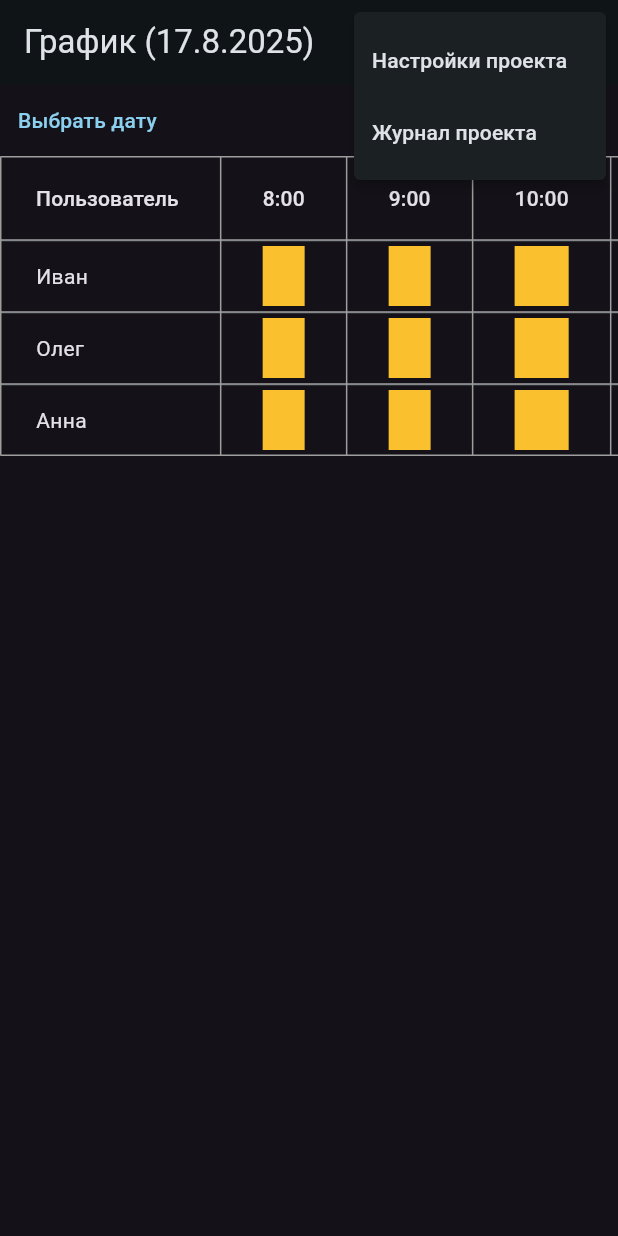
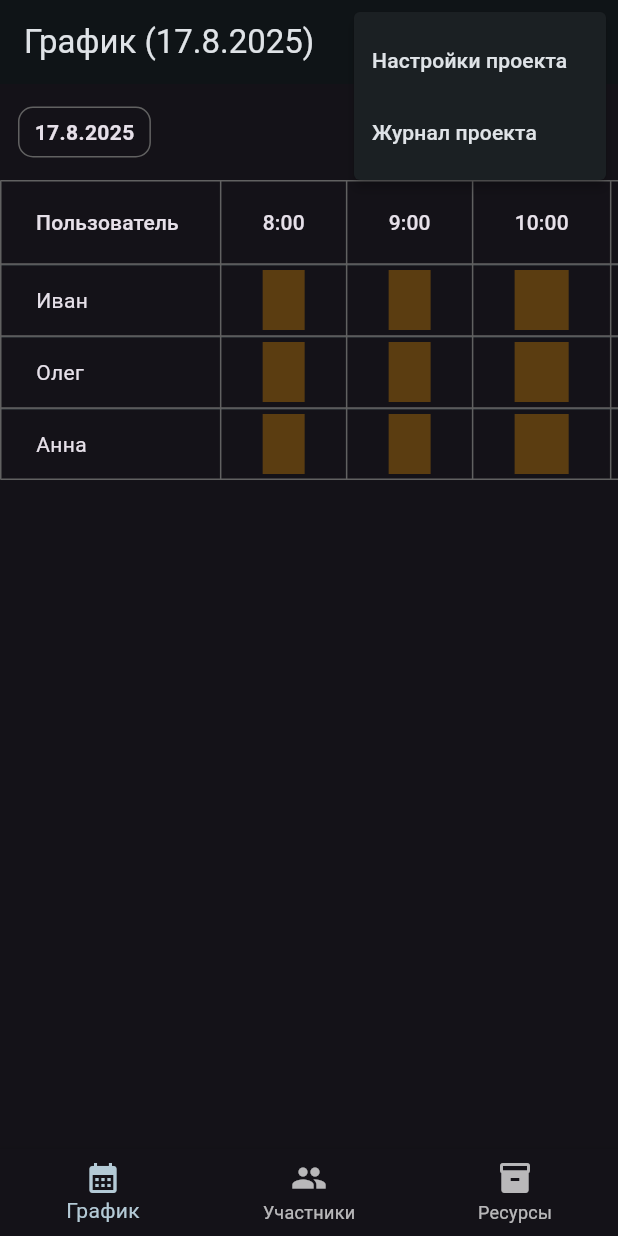
Before and after one commit to waistingyourtime/workgrid-flutter, a Flutter app: the screen it shows after launch, after a tap on the "more vert" icon, on a phone screen of 412 x 824 dp. Run offline on Flutter 3.47's test engine with Material 3 defaults, Android fonts, the phone set to English and light mode, and no system bars; our stand-ins replace shared_preferences.

Commit message:
Update main.dart

```diff
--- a/repo/lib/main.dart
+++ b/repo/lib/main.dart
@@ -1,3 +1,4 @@
+import 'dart:convert';
 import 'package:flutter/material.dart';
 import 'package:shared_preferences/shared_preferences.dart';
 
@@ -44,31 +45,38 @@ class _ScheduleScreenState extends State<ScheduleScreen> {
 
   Future<void> _loadState() async {
     final prefs = await SharedPreferences.getInstance();
-    setState(() {
-      cellStatuses =
-          Map<String, String>.from(prefs.getStringMap("cellStatuses") ?? {});
+    // Статусы ячеек храним одной JSON-строкой
+    final cellsJson = prefs.getString("cellStatuses");
+    if (cellsJson != null && cellsJson.isNotEmpty) {
+      final raw = jsonDecode(cellsJson);
+      if (raw is Map) {
+        cellStatuses = raw.map((k, v) => MapEntry(k.toString(), v.toString()));
+      }
+    }
+    // Журнал — списком строк
     log = prefs.getStringList("log") ?? [];
-    });
+    setState(() {});
   }
 
   Future<void> _saveState() async {
     final prefs = await SharedPreferences.getInstance();
+    await prefs.setString("cellStatuses", jsonEncode(cellStatuses));
     await prefs.setStringList("log", log);
-    await prefs.setStringMap("cellStatuses", cellStatuses);
   }
 
   void _setStatus(String user, int hour) {
-    String key = "$user-$hour-${selectedDate.toIso8601String()}";
-    String? current = cellStatuses[key];
-    String next = switch (current) {
+    final dayKey = _isoDate(selectedDate); // чтобы ключи были короче
+    final key = "$user-$hour-$dayKey";
+    final current = cellStatuses[key];
+    final next = switch (current) {
       null => "Ожидается",
       "Ожидается" => "В работе",
       "В работе" => "Выполнено",
-      _ => "Ожидается"
+      _ => "Ожидается",
     };
     setState(() {
       cellStatuses[key] = next;
-      log.add("[$selectedDate] $user $hour:00 → $next");
+      log.add("[$dayKey] $user $hour:00 → $next");
     });
     _saveState();
   }
@@ -76,111 +84,114 @@ class _ScheduleScreenState extends State<ScheduleScreen> {
   Color _statusColor(String? status) {
     switch (status) {
       case "Ожидается":
-        return Colors.lightGreen.shade400;
+        return Colors.lightGreen.shade400.withOpacity(0.30);
       case "В работе":
-        return Colors.grey.shade700;
+        return Colors.blueGrey.shade600.withOpacity(0.35);
       case "Выполнено":
-        return Colors.green.shade600;
+        return Colors.green.shade600.withOpacity(0.35);
       default:
-        return Colors.yellow.shade700;
+        return Colors.amber.shade700.withOpacity(0.30); // «Без статуса»
     }
   }
 
   @override
   Widget build(BuildContext context) {
-    List<int> hours = List.generate(11, (i) => 8 + i);
+    final hours = List.generate(11, (i) => 8 + i); // 08..18
 
     return Scaffold(
       appBar: AppBar(
         title: Text("График (${_formatDate(selectedDate)})"),
         actions: [
+          // Кнопка «Сегодня»
+          if (!_isToday(selectedDate))
+            TextButton(
+              onPressed: () => setState(() => selectedDate = DateTime.now()),
+              child: const Text("Сегодня", style: TextStyle(color: Colors.white)),
+            ),
+          // Выбор даты в меню
           IconButton(
-            icon: const Icon(Icons.today),
-            onPressed: () {
-              setState(() => selectedDate = DateTime.now());
+            icon: const Icon(Icons.calendar_today),
+            onPressed: () async {
+              final picked = await showDatePicker(
+                context: context,
+                firstDate: DateTime(2020),
+                lastDate: DateTime(2100),
+                initialDate: selectedDate,
+              );
+              if (picked != null) setState(() => selectedDate = picked);
             },
           ),
           PopupMenuButton<String>(
             onSelected: (value) {
               if (value == "settings") {
-                Navigator.push(
-                  context,
-                  MaterialPageRoute(
-                    builder: (_) => const SettingsScreen(),
-                  ),
-                );
+                Navigator.push(context,
+                  MaterialPageRoute(builder: (_) => const SettingsScreen()));
               } else if (value == "log") {
-                Navigator.push(
-                  context,
-                  MaterialPageRoute(
-                    builder: (_) => LogScreen(log: log)),
-                );
+                Navigator.push(context,
+                  MaterialPageRoute(builder: (_) => LogScreen(log: log)));
               }
             },
-            itemBuilder: (context) => [
-              const PopupMenuItem(
-                value: "settings",
-                child: Text("Настройки проекта"),
-              ),
-              const PopupMenuItem(
-                value: "log",
-                child: Text("Журнал проекта"),
-              ),
+            itemBuilder: (context) => const [
+              PopupMenuItem(value: "settings", child: Text("Настройки проекта")),
+              PopupMenuItem(value: "log", child: Text("Журнал проекта")),
             ],
           ),
         ],
       ),
       body: Column(
         children: [
-          Row(
+          // Полоса с выбранной датой
+          Padding(
+            padding: const EdgeInsets.symmetric(horizontal: 12, vertical: 8),
+            child: Row(
               children: [
-              TextButton(
-                child: const Text("Выбрать дату"),
+                _Chip(text: _formatDate(selectedDate)),
+                const Spacer(),
+                OutlinedButton.icon(
                   onPressed: () async {
-                  DateTime? picked = await showDatePicker(
+                    final picked = await showDatePicker(
                       context: context,
                       firstDate: DateTime(2020),
-                    lastDate: DateTime(2030),
+                      lastDate: DateTime(2100),
                       initialDate: selectedDate,
                     );
-                  if (picked != null) {
-                    setState(() => selectedDate = picked);
-                  }
+                    if (picked != null) setState(() => selectedDate = picked);
                   },
-              ),
-              if (!_isToday(selectedDate))
-                TextButton(
-                  child: const Text("Сегодня"),
-                  onPressed: () =>
-                      setState(() => selectedDate = DateTime.now()),
+                  icon: const Icon(Icons.event),
+                  label: const Text("Дата"),
                 ),
               ],
             ),
+          ),
+
+          // Таблица
           Expanded(
             child: SingleChildScrollView(
               scrollDirection: Axis.horizontal,
               child: DataTable(
-                border: TableBorder.all(color: Colors.grey),
+                border: TableBorder.all(color: Colors.grey.shade700),
                 columns: [
                   const DataColumn(label: Text("Пользователь")),
-                  for (var h in hours)
-                    DataColumn(label: Text("$h:00")),
+                  for (final h in hours) DataColumn(label: Text("$h:00")),
                 ],
                 rows: users.map((user) {
                   return DataRow(
                     cells: [
                       DataCell(Text(user)),
-                      for (var h in hours)
+                      for (final h in hours)
                         DataCell(
                           InkWell(
                             onTap: () => _setStatus(user, h),
                             child: Container(
                               color: _statusColor(
-                                cellStatuses[
-                                    "$user-$h-${selectedDate.toIso8601String()}"],
+                                cellStatuses["$user-$h-${_isoDate(selectedDate)}"],
                               ),
                               height: 40,
                               alignment: Alignment.center,
+                              child: Text(
+                                cellStatuses["$user-$h-${_isoDate(selectedDate)}"] ?? "",
+                                style: const TextStyle(fontSize: 12),
+                              ),
                             ),
                           ),
                         ),
@@ -192,22 +203,54 @@ class _ScheduleScreenState extends State<ScheduleScreen> {
           ),
         ],
       ),
+      bottomNavigationBar: BottomNavigationBar(
+        items: const [
+          BottomNavigationBarItem(icon: Icon(Icons.calendar_month), label: "График"),
+          BottomNavigationBarItem(icon: Icon(Icons.group), label: "Участники"),
+          BottomNavigationBarItem(icon: Icon(Icons.inventory_2), label: "Ресурсы"),
+        ],
+        currentIndex: 0,
+        onTap: (i) {
+          if (i == 1) {
+            Navigator.push(context,
+              MaterialPageRoute(builder: (_) => const MembersScreen()));
+          } else if (i == 2) {
+            Navigator.push(context,
+              MaterialPageRoute(builder: (_) => const ResourcesScreen()));
+          }
+        },
+      ),
     );
   }
 
   bool _isToday(DateTime d) {
-    DateTime now = DateTime.now();
+    final now = DateTime.now();
     return now.year == d.year && now.month == d.month && now.day == d.day;
   }
 
-  String _formatDate(DateTime d) {
-    return "${d.day}.${d.month}.${d.year}";
+  String _formatDate(DateTime d) => "${d.day}.${d.month}.${d.year}";
+  String _isoDate(DateTime d) => "${d.year}-${d.month.toString().padLeft(2,'0')}-${d.day.toString().padLeft(2,'0')}";
+}
+
+class _Chip extends StatelessWidget {
+  final String text;
+  const _Chip({required this.text});
+
+  @override
+  Widget build(BuildContext context) {
+    return Container(
+      padding: const EdgeInsets.symmetric(horizontal: 10, vertical: 6),
+      decoration: BoxDecoration(
+        borderRadius: BorderRadius.circular(10),
+        border: Border.all(color: Colors.grey.shade700),
+      ),
+      child: Text(text, style: const TextStyle(fontWeight: FontWeight.w600)),
+    );
   }
 }
 
 class SettingsScreen extends StatelessWidget {
   const SettingsScreen({super.key});
-
   @override
   Widget build(BuildContext context) {
     return Scaffold(
@@ -227,10 +270,58 @@ class LogScreen extends StatelessWidget {
       appBar: AppBar(title: const Text("Журнал проекта")),
       body: ListView.builder(
         itemCount: log.length,
-        itemBuilder: (context, index) => ListTile(
-          title: Text(log[index]),
+        itemBuilder: (context, i) => ListTile(title: Text(log[i])),
+      ),
+    );
+  }
+}
+
+class MembersScreen extends StatelessWidget {
+  const MembersScreen({super.key});
+  @override
+  Widget build(BuildContext context) {
+    final members = const ["Иван", "Олег", "Анна", "Юлія"];
+    return Scaffold(
+      appBar: AppBar(title: const Text("Участники")),
+      body: ListView.separated(
+        itemCount: members.length,
+        separatorBuilder: (_, __) => const Divider(height: 1),
+        itemBuilder: (_, i) => ListTile(
+          title: Text(members[i]),
+          trailing: const Icon(Icons.chevron_right),
         ),
       ),
     );
   }
 }
+
+class ResourcesScreen extends StatefulWidget {
+  const ResourcesScreen({super.key});
+  @override
+  State<ResourcesScreen> createState() => _ResourcesScreenState();
+}
+class _ResourcesScreenState extends State<ResourcesScreen> {
+  final items = <(String, bool)>[
+    ('Кабель 3х2.5', true),
+    ('Перчатки', false),
+    ('Болгарка', true),
+  ];
+
+  @override
+  Widget build(BuildContext context) {
+    return Scaffold(
+      appBar: AppBar(title: const Text("Ресурсы")),
+      body: ListView.builder(
+        itemCount: items.length,
+        itemBuilder: (c, i) {
+          final e = items[i];
+          return SwitchListTile(
+            title: Text(e.$1),
+            value: e.$2,
+            onChanged: (v) => setState(() => items[i] = (e.$1, v)),
+          );
+        },
+      ),
+    );
+  }
+}
```
Lines whose indentation alone changed are shown as unchanged.
